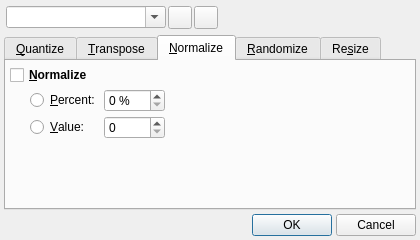
Before: the Qt Designer form src/qtractorMidiToolsForm.ui in rncbc/qtractor, drawn with Qt 5.
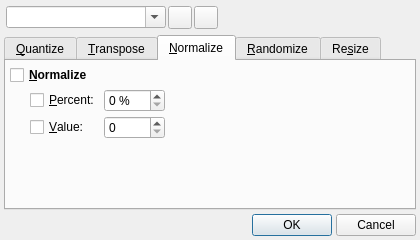
After: the same form once the commit is applied. The open tabs and pages were chosen to show the change. Icons and pictures are not drawn. Custom widgets are drawn as their Qt base class.

Commit message: - Normalize tool on MIDI clip editor got rewritten from its   previous brain dead, useless and utterly wrong operation.

Diff of the .ui file:
```diff
--- a/src/qtractorMidiToolsForm.ui
+++ b/src/qtractorMidiToolsForm.ui
@@ -413,7 +413,7 @@
         </spacer>
        </item>
        <item row="1" column="1" >
-        <widget class="QRadioButton" name="NormalizePercentRadioButton" >
+        <widget class="QCheckBox" name="NormalizePercentCheckBox" >
          <property name="text" >
           <string>&amp;Percent:</string>
          </property>
@@ -452,7 +452,7 @@
         </spacer>
        </item>
        <item row="2" column="1" >
-        <widget class="QRadioButton" name="NormalizeValueRadioButton" >
+        <widget class="QCheckBox" name="NormalizeValueCheckBox" >
          <property name="text" >
           <string>&amp;Value:</string>
          </property>
```
Left out of the diff: 4 changed lines with no effect on the pictures. The commit also changes 8 other files.
